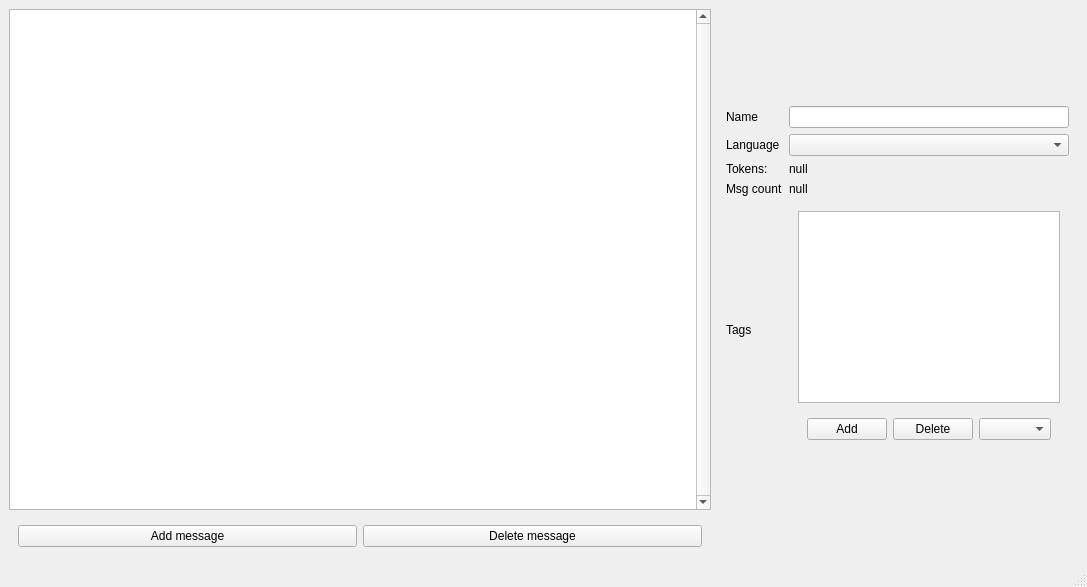
oKatanaaa/lima-gui, file lima_gui/view/chat_widget.ui: the form before one commit.
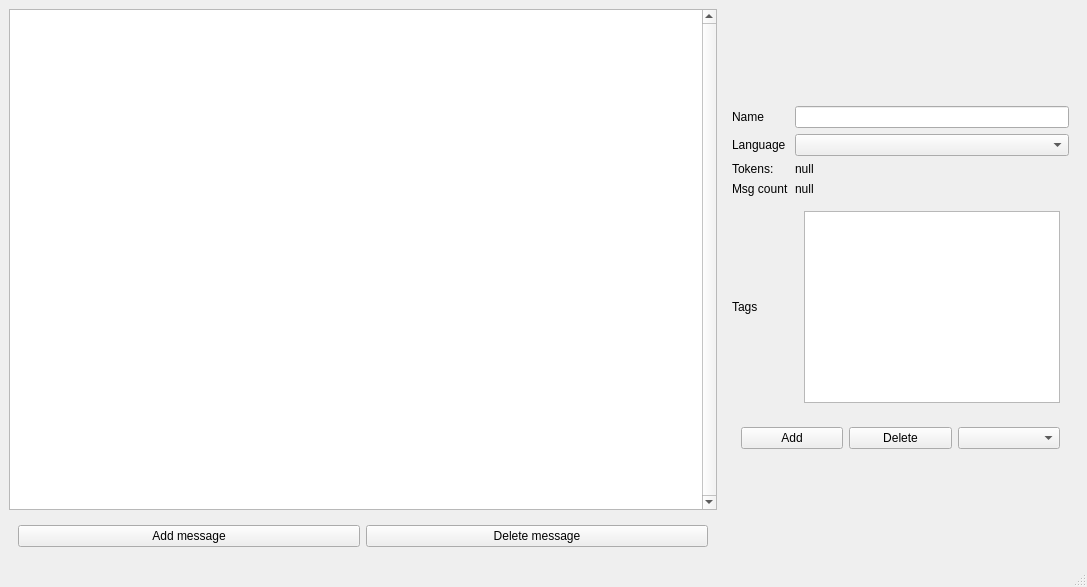
The form after the commit.

The edit to the form file:
```diff
--- a/lima_gui/view/chat_widget.ui
+++ b/lima_gui/view/chat_widget.ui
@@ -77,7 +77,7 @@
        <bool>true</bool>
       </property>
       <property name="sizePolicy">
-       <sizepolicy hsizetype="Fixed" vsizetype="Preferred">
+       <sizepolicy hsizetype="Minimum" vsizetype="Preferred">
         <horstretch>0</horstretch>
         <verstretch>0</verstretch>
        </sizepolicy>
@@ -95,7 +95,7 @@
        <item row="0" column="0">
         <layout class="QGridLayout" name="gridLayout">
          <property name="sizeConstraint">
-          <enum>QLayout::SetNoConstraint</enum>
+          <enum>QLayout::SetMinimumSize</enum>
          </property>
          <item row="4" column="1">
           <widget class="QLabel" name="msg_count">
@@ -199,17 +199,25 @@
             </sizepolicy>
            </property>
            <layout class="QVBoxLayout" name="verticalLayout_3">
+            <property name="sizeConstraint">
+             <enum>QLayout::SetMinimumSize</enum>
+            </property>
             <item>
              <widget class="QListWidget" name="tagList">
               <property name="sizePolicy">
-               <sizepolicy hsizetype="Preferred" vsizetype="Expanding">
+               <sizepolicy hsizetype="Minimum" vsizetype="Expanding">
                 <horstretch>0</horstretch>
                 <verstretch>0</verstretch>
                </sizepolicy>
               </property>
              </widget>
             </item>
-            <item>
+           </layout>
+          </widget>
+         </item>
+        </layout>
+       </item>
+       <item row="1" column="0">
              <widget class="QWidget" name="widget_4" native="true">
               <property name="sizePolicy">
                <sizepolicy hsizetype="Minimum" vsizetype="Preferred">
@@ -237,11 +245,6 @@
                </item>
               </layout>
              </widget>
-            </item>
-           </layout>
-          </widget>
-         </item>
-        </layout>
        </item>
       </layout>
      </widget>
```
Left out of the diff: 66 changed lines with no effect on the pictures. Lines whose indentation alone changed are shown as unchanged.
